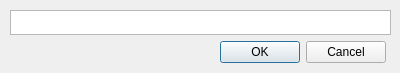
Qt form 2019/Manager for home web server/Manager_for_home_web_server/prompt.ui (ItsOKayCZ/CPlusPlus) before a commit.
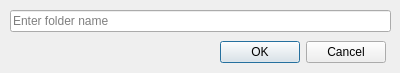
The same form after that commit.

Diff of the .ui file:
```diff
--- a/2019/Manager for home web server/Manager_for_home_web_server/prompt.ui
+++ b/2019/Manager for home web server/Manager_for_home_web_server/prompt.ui
@@ -26,18 +26,15 @@
     <set>QDialogButtonBox::Cancel|QDialogButtonBox::Ok</set>
    </property>
   </widget>
-  <widget class="QPlainTextEdit" name="plainTextEdit">
+  <widget class="QLineEdit" name="inputField">
    <property name="geometry">
     <rect>
      <x>10</x>
      <y>10</y>
      <width>381</width>
-     <height>25</height>
+     <height>22</height>
     </rect>
    </property>
-   <property name="plainText">
-    <string/>
-   </property>
    <property name="placeholderText">
     <string>Enter folder name</string>
    </property>
```
Left out of the diff: 2 changed lines with no effect on the pictures.
